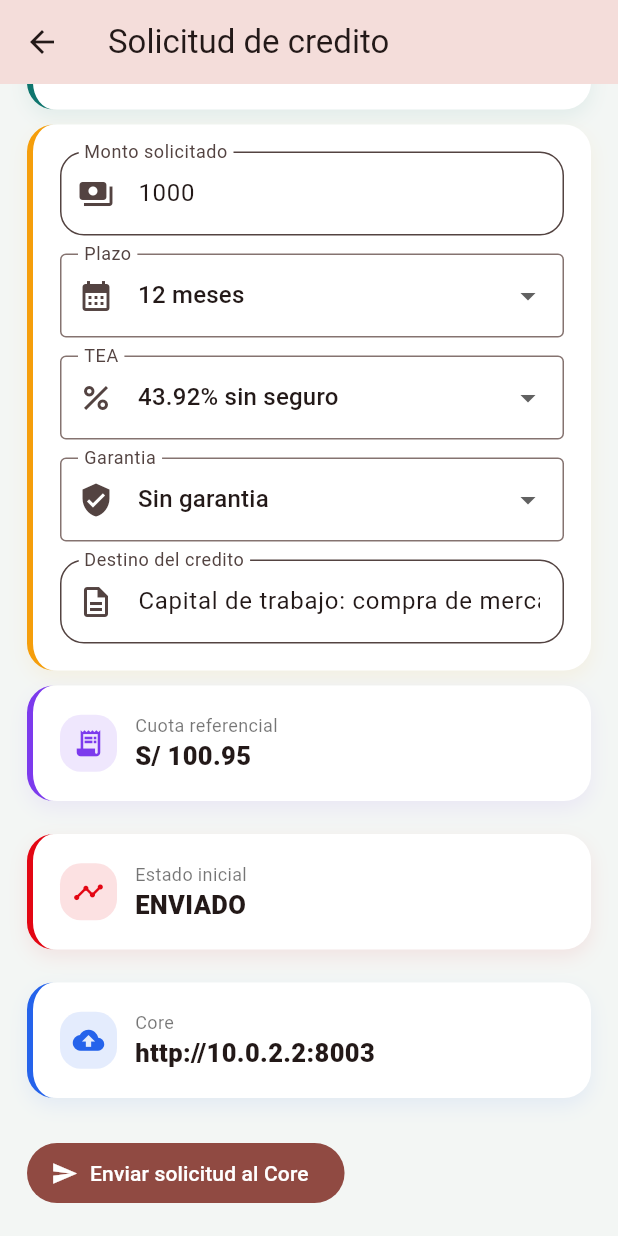
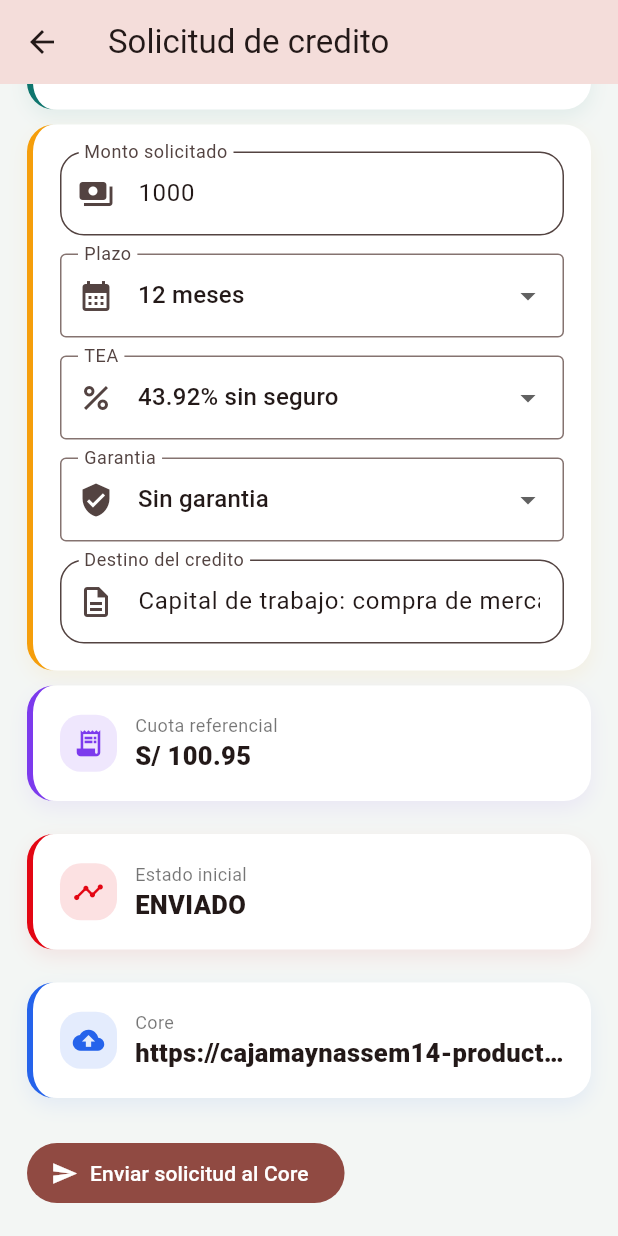
Before and after one commit to LeonardoEufracio/Caja_Maynas_Sem14, a Flutter app: the CreditApplicationPage screen opened directly, scrolled down 748 dp, on a phone screen of 412 x 824 dp. Run offline on Flutter 3.47's test engine with Material 3 defaults, Android fonts, the phone set to English and light mode, and no system bars; our stand-ins replace connectivity_plus, fl_chart, flutter_secure_storage, geocoding, geolocator, image_picker and 2 more; accounts and stored records are empty; network calls fail.

Commit message:
Configurar apps moviles con backend Railway

```diff
--- a/app-clientes/lib/main.dart
+++ b/app-clientes/lib/main.dart
@@ -61,9 +61,9 @@ const demoPassword = '1234';
 const secureStorage = FlutterSecureStorage();
 const coreBaseUrl = String.fromEnvironment(
   'CORE_BASE_URL',
-  defaultValue: 'http://10.0.2.2:8003',
+  defaultValue: 'https://cajamaynassem14-production.up.railway.app',
 );
-const fallbackCoreBaseUrl = 'http://127.0.0.1:8003';
+const fallbackCoreBaseUrl = 'https://cajamaynassem14-production.up.railway.app';
 String get primaryCoreBaseUrl => kIsWeb ? fallbackCoreBaseUrl : coreBaseUrl;
 
 final demoProfile = UserProfile(
--- a/app-fuerza-ventas/lib/services/scoring_repository.dart
+++ b/app-fuerza-ventas/lib/services/scoring_repository.dart
@@ -8,13 +8,13 @@ import 'package:supabase_flutter/supabase_flutter.dart';
 
 const configuredCoreBaseUrl = String.fromEnvironment(
   'CORE_BASE_URL',
-  defaultValue: '',
+  defaultValue: 'https://cajamaynassem14-production.up.railway.app',
 );
-const fallbackCoreBaseUrl = 'http://127.0.0.1:8003';
+const fallbackCoreBaseUrl = 'https://cajamaynassem14-production.up.railway.app';
 
 String get coreBaseUrl {
   if (configuredCoreBaseUrl.isNotEmpty) return configuredCoreBaseUrl;
-  return kIsWeb ? fallbackCoreBaseUrl : 'http://10.0.2.2:8003';
+  return fallbackCoreBaseUrl;
 }
 
 class SalesDashboardData {
```
